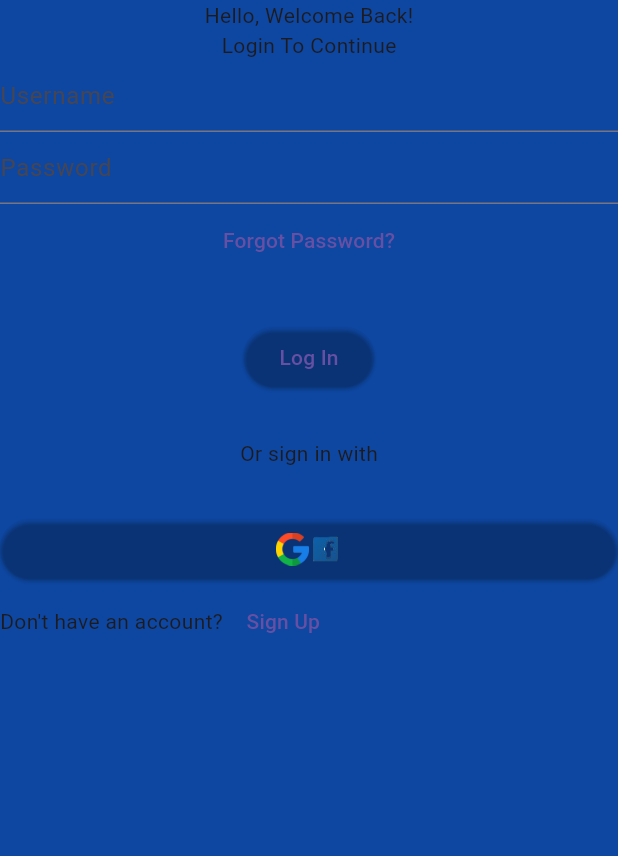
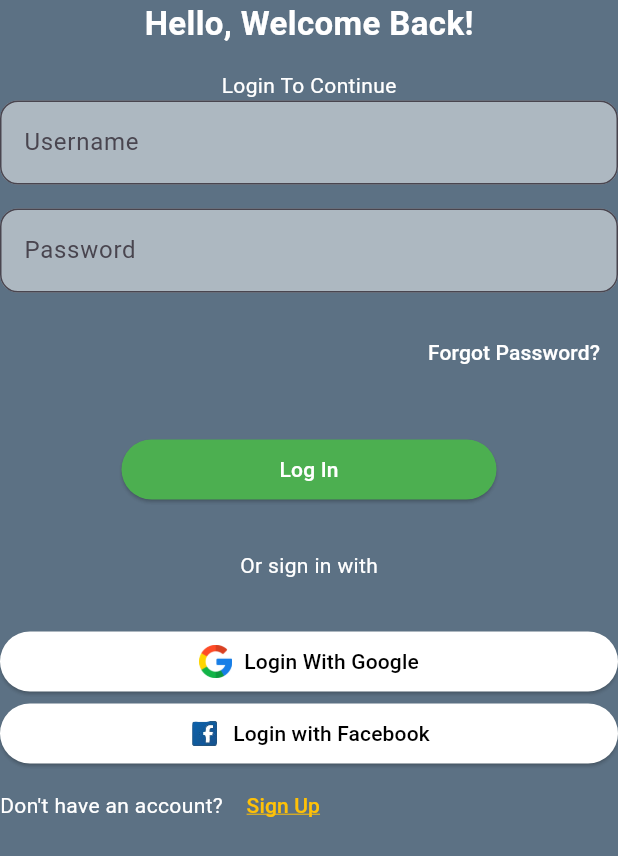
Before and after one commit to Prajjawal12/GrinSync, a Flutter app: the screen it shows after launch, on a phone screen of 412 x 824 dp. Shown: the top 856 px of the screen. Run offline on Flutter 3.47's test engine with Material 3 defaults, Android fonts, the phone set to English and light mode, and no system bars.

Commit message:
improved the home page UI

```diff
--- /dev/null
+++ b/lib/login_page.dart
@@ -0,0 +1,165 @@
+import 'package:flutter/material.dart';
+
+class LoginPage extends StatelessWidget {
+  const LoginPage({super.key});
+  @override
+  Widget build(BuildContext context) {
+    return Scaffold(
+      backgroundColor: Color.fromARGB(186, 31, 60, 87),
+      body: Column(
+        children: [
+          const Text(
+            'Hello, Welcome Back!',
+            style: TextStyle(
+                color: Colors.white, fontSize: 22, fontWeight: FontWeight.bold),
+          ),
+          SizedBox(
+            height: 16,
+          ),
+          const Text(
+            'Login To Continue',
+            style: TextStyle(color: Colors.white),
+          ),
+          TextField(
+            decoration: InputDecoration(
+              hintText: 'Username',
+              border: const OutlineInputBorder(
+                borderRadius: BorderRadius.all(
+                  Radius.circular(12),
+                ),
+              ),
+              filled: true,
+              fillColor: Colors.white.withOpacity(0.5),
+            ),
+          ),
+          SizedBox(
+            height: 16,
+          ),
+          TextField(
+            decoration: InputDecoration(
+              hintText: 'Password',
+              border: OutlineInputBorder(
+                borderRadius: BorderRadius.all(
+                  Radius.circular(12),
+                ),
+              ),
+              filled: true,
+              fillColor: Colors.white.withOpacity(0.5),
+            ),
+          ),
+          SizedBox(
+            height: 16,
+          ),
+          Align(
+            alignment: Alignment.centerRight,
+            child: TextButton(
+              onPressed: () {
+                print('clicked');
+              },
+              style: TextButton.styleFrom(foregroundColor: Colors.white),
+              child: const Text('Forgot Password?'),
+            ),
+          ),
+          SizedBox(
+            height: 30,
+          ),
+          SizedBox(
+            width: 250,
+            child: ElevatedButton(
+              onPressed: () {
+                print("Login clicked");
+              },
+              style: ElevatedButton.styleFrom(backgroundColor: Colors.green),
+              child: const Text(
+                'Log In',
+                style: TextStyle(color: Colors.white),
+              ),
+            ),
+          ),
+          SizedBox(
+            height: 30,
+          ),
+          Text(
+            'Or sign in with',
+            style: TextStyle(color: Colors.white),
+          ),
+          SizedBox(
+            height: 30,
+          ),
+          ElevatedButton(
+            style: ElevatedButton.styleFrom(
+              backgroundColor: Colors.white,
+              foregroundColor: Colors.black,
+              shape: RoundedRectangleBorder(
+                borderRadius: BorderRadius.all(
+                  Radius.circular(50),
+                ),
+              ),
+            ),
+            onPressed: () {
+              print('Google Is Clicked');
+            },
+            child: Row(
+              mainAxisAlignment: MainAxisAlignment.center,
+              children: [
+                Image.asset(
+                  'assets/images/google.png',
+                  width: 22,
+                  height: 22,
+                ),
+                SizedBox(
+                  width: 8,
+                ),
+                const Text('Login With Google')
+              ],
+            ),
+          ),
+          ElevatedButton(
+            style: ElevatedButton.styleFrom(
+              foregroundColor: Colors.black,
+              backgroundColor: Colors.white,
+              shape: RoundedRectangleBorder(
+                borderRadius: BorderRadius.all(
+                  Radius.circular(50),
+                ),
+              ),
+            ),
+            onPressed: () {},
+            child: Row(
+              mainAxisAlignment: MainAxisAlignment.center,
+              children: [
+                Image.asset(
+                  'assets/images/facebook.png',
+                  width: 22,
+                  height: 22,
+                ),
+                SizedBox(
+                  width: 8,
+                ),
+                const Text('Login with Facebook')
+              ],
+            ),
+          ),
+          Row(
+            children: [
+              Text(
+                'Don\'t have an account? ',
+                style: TextStyle(color: Colors.white),
+              ),
+              TextButton(
+                onPressed: () {},
+                child: Text(
+                  'Sign Up',
+                  style: TextStyle(
+                      decoration: TextDecoration.underline,
+                      decorationColor: Colors.amber),
+                ),
+                style: TextButton.styleFrom(foregroundColor: Colors.amber),
+              )
+            ],
+          )
+        ],
+      ),
+    );
+  }
+}
--- a/lib/main.dart
+++ b/lib/main.dart
@@ -1,4 +1,5 @@
 import 'package:flutter/material.dart';
+import 'package:social_media_app/login_page.dart';
 
 void main() {
   runApp(MyApp());
@@ -7,76 +8,7 @@ void main() {
 class MyApp extends StatelessWidget {
   @override
   Widget build(BuildContext context) {
-    return MaterialApp(
-      home: Scaffold(
-        backgroundColor: Colors.blue.shade900,
-        body: Column(
-          children: [
-            const Text('Hello, Welcome Back!'),
-            const Text('Login To Continue'),
-            const TextField(
-              decoration: InputDecoration(hintText: 'Username'),
-            ),
-            const TextField(
-              decoration: InputDecoration(hintText: 'Password'),
-            ),
-            TextButton(
-              onPressed: () {
-                print('clicked');
-              },
-              child: const Text('Forgot Password?'),
-            ),
-            SizedBox(
-              height: 30,
-            ),
-            ElevatedButton(
-              style: ButtonStyle(
-                backgroundColor: MaterialStateProperty.all(Colors.transparent),
-              ),
-              onPressed: () {
-                print("Login clicked");
-              },
-              child: const Text('Log In'),
-            ),
-            SizedBox(
-              height: 30,
-            ),
-            Text('Or sign in with'),
-            SizedBox(
-              height: 30,
-            ),
-            ElevatedButton(
-              style: ButtonStyle(
-                  backgroundColor:
-                      MaterialStateProperty.all(Colors.transparent)),
-              onPressed: () {
-                print('Google Is Clicked');
-              },
-              child: Row(
-                mainAxisAlignment: MainAxisAlignment.center,
-                children: [
-                  Image.asset(
-                    'assets/images/google.png',
-                    width: 22,
-                    height: 22,
-                  ),
-                  Image.asset(
-                    'assets/images/facebook.png',
-                    width: 22,
-                    height: 22,
-                  )
-                ],
-              ),
-            ),
-            Row(
-              children: [
-                Text('Don\'t have an account? '),
-                TextButton(onPressed: () {}, child: Text('Sign Up'))
-              ],
-            )
-          ],
-        ),
-      ),
-    );
+    return const MaterialApp(
+        debugShowCheckedModeBanner: false, home: LoginPage());
   }
 }
```
